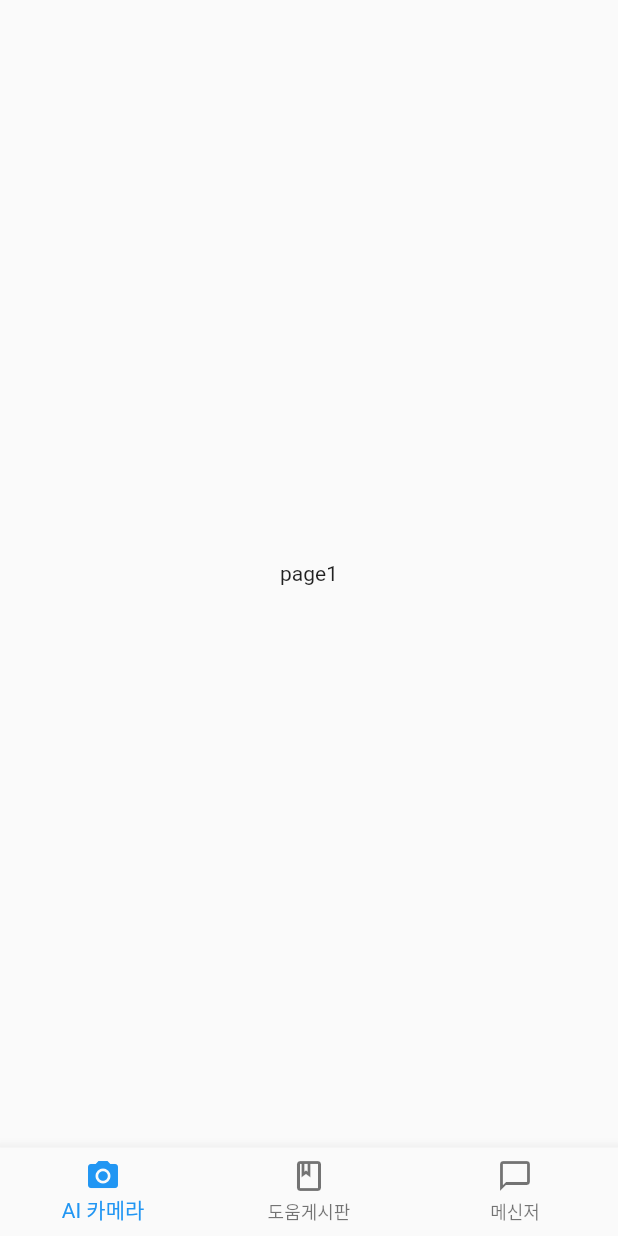
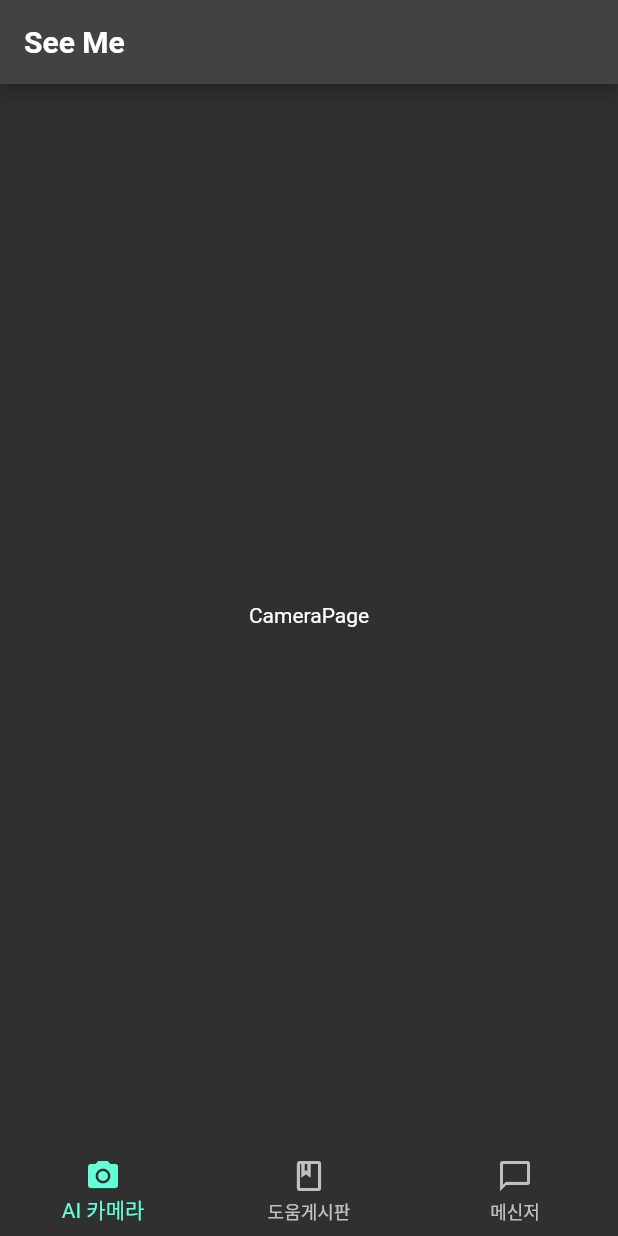
Before and after one commit to kucnea/seemeFlutter, a Flutter app: the screen it shows after launch, on a phone screen of 412 x 824 dp. Run offline on Flutter 3.47's test engine with Material 2 defaults, Android fonts, the phone set to English and light mode, and no system bars.

```diff
--- a/lib/board_page.dart
+++ b/lib/board_page.dart
@@ -1,4 +1,5 @@
 import 'package:flutter/material.dart';
+import 'package:seeme/camera_page.dart';
 
 class BoardPage extends StatefulWidget {
   const BoardPage({Key? key}) : super(key: key);
@@ -11,7 +12,7 @@ class _BoardPageState extends State<BoardPage> {
   int _selectedIndex = 0;
 
   List _pages = [
-    Text('page1'),
+    CameraPage(),
     Text('page2'),
     Text('page3'),
   ];
@@ -19,6 +20,10 @@ class _BoardPageState extends State<BoardPage> {
   @override
   Widget build(BuildContext context) {
     return Scaffold(
+      appBar: AppBar(
+        title:
+        Text('See Me', style: TextStyle(color: Colors.white, fontWeight: FontWeight.bold,),),
+      ),
       body: Center(child: _pages[_selectedIndex],),
       bottomNavigationBar: BottomNavigationBar(
         onTap: _onItemTapped,
--- a/lib/camera_page.dart
+++ b/lib/camera_page.dart
@@ -0,0 +1,17 @@
+import 'package:flutter/material.dart';
+
+class CameraPage extends StatefulWidget {
+  const CameraPage({Key? key}) : super(key: key);
+
+  @override
+  State<CameraPage> createState() => _CameraPageState();
+}
+
+class _CameraPageState extends State<CameraPage> {
+  @override
+  Widget build(BuildContext context) {
+    return Container(
+      child: Text('CameraPage'),
+    );
+  }
+}
--- a/lib/main.dart
+++ b/lib/main.dart
@@ -14,7 +14,8 @@ class MyApp extends StatelessWidget {
     return MaterialApp(
       title: 'Seeme Project',
       theme: ThemeData(
-        primarySwatch: Colors.blue,
+        // primaryColor: Colors.white, colorScheme: ColorScheme.fromSwatch(primarySwatch: Colors.grey).copyWith(secondary: Colors.black),
+        brightness: Brightness.dark,
       ),
         home: RootPage(),
     );
```
